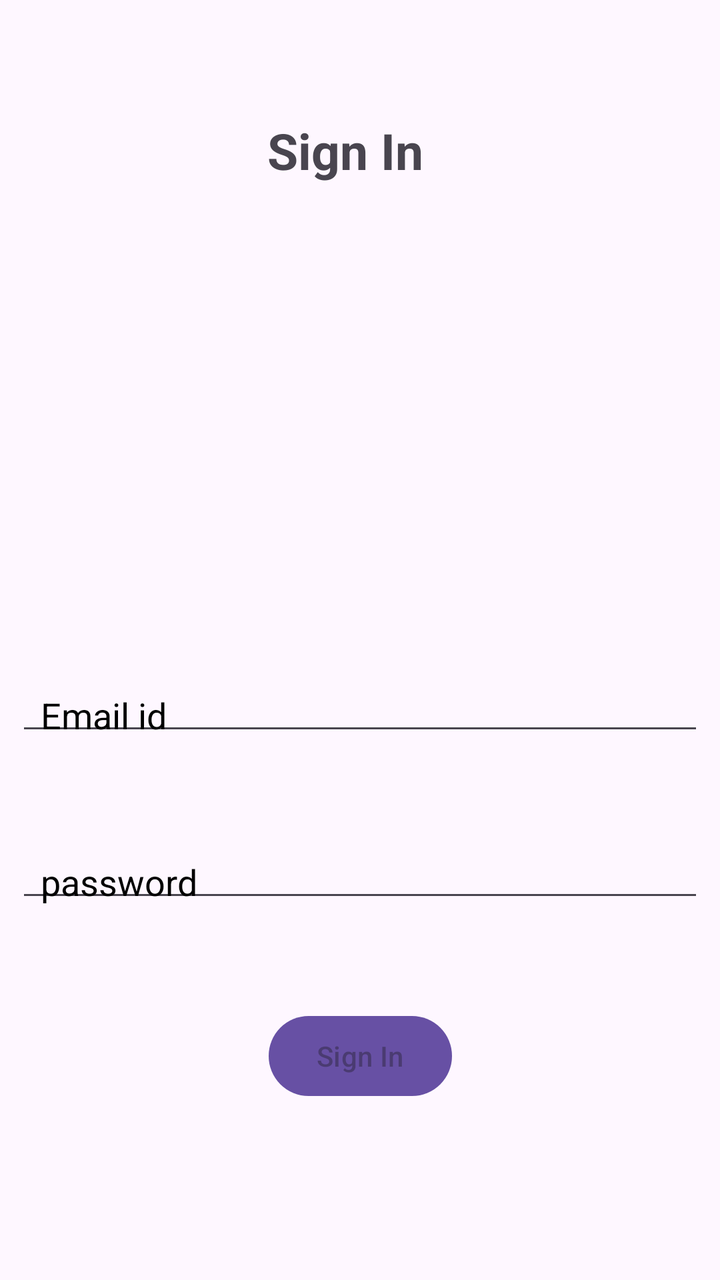
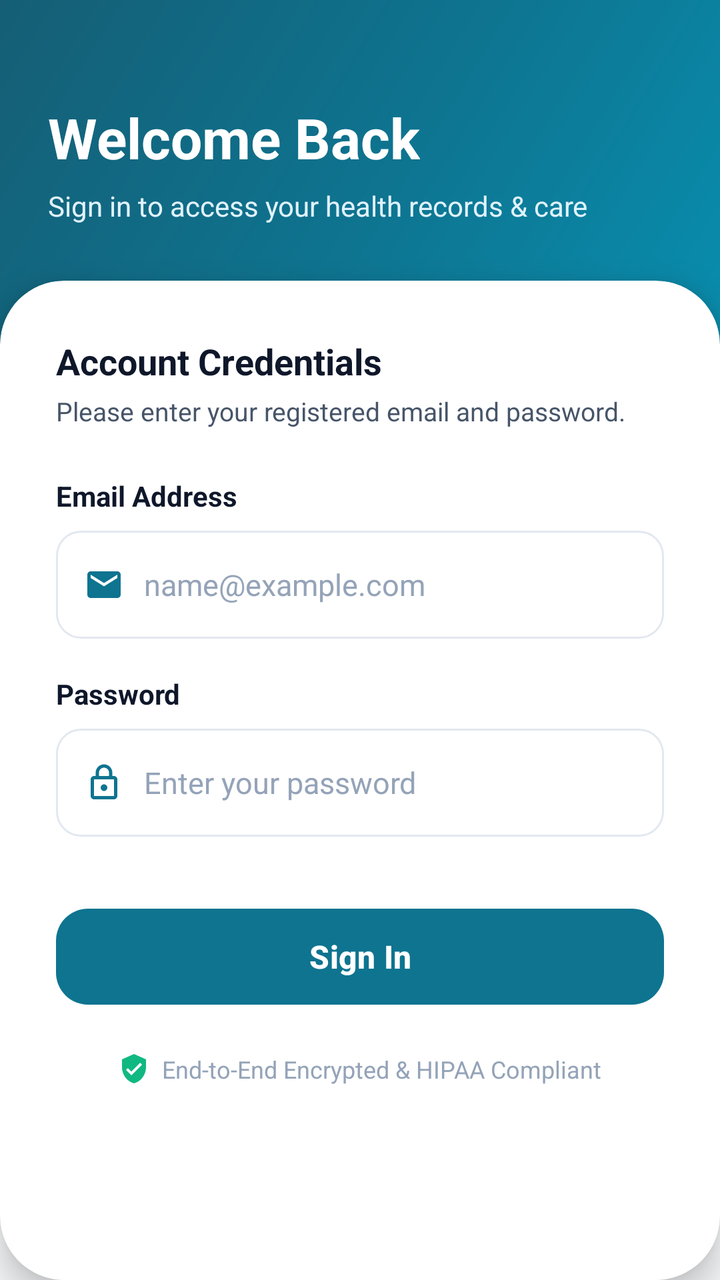

Two renders of the same Android screen: before a commit and after it. Below are the layout's source before the change and the commit's diff.
<!-- AndroidManifest.xml: application theme Theme.CARENEST -->
<!-- res/layout/activity_sign_in.xml -->
<?xml version="1.0" encoding="utf-8"?>
<layout xmlns:tools="http://schemas.android.com/tools"
    xmlns:android="http://schemas.android.com/apk/res/android"
    xmlns:app="http://schemas.android.com/apk/res-auto">
<androidx.constraintlayout.widget.ConstraintLayout
    android:id="@+id/main"
    android:layout_width="match_parent"
    android:layout_height="match_parent"
    tools:context=".Sign_In">

    <TextView
        android:id="@+id/textView3"
        android:layout_width="wrap_content"
        android:layout_height="wrap_content"
        android:text="Sign In"
        android:textSize="25dp"
        android:textStyle="bold"

        app:layout_constraintBottom_toBottomOf="parent"
        app:layout_constraintEnd_toEndOf="parent"
        app:layout_constraintHorizontal_bias="0.474"
        app:layout_constraintStart_toStartOf="parent"
        app:layout_constraintTop_toTopOf="parent"
        app:layout_constraintVertical_bias="0.096" />

    <EditText
        android:id="@+id/Sign_In_email_id"
        android:layout_width="match_parent"
        android:layout_height="wrap_content"
        android:hint=" Email id"
        android:inputType="text"
        android:maxLength="30"
        android:maxLines="1"
        android:layout_marginLeft="8dp"
        android:layout_marginRight="8dp"
        android:paddingLeft="8dp"
        android:paddingBottom="3dp"
        android:paddingTop="3dp"
        android:textColorHint="@color/black"
        app:layout_constraintBottom_toTopOf="@+id/Sign_In_password"
        app:layout_constraintEnd_toEndOf="parent"
        app:layout_constraintHorizontal_bias="0.0"
        app:layout_constraintStart_toStartOf="parent"
        app:layout_constraintTop_toTopOf="parent"
        app:layout_constraintVertical_bias="0.866" />

    <EditText
        android:id="@+id/Sign_In_password"
        android:layout_width="match_parent"
        android:layout_height="wrap_content"
        android:layout_marginBottom="48dp"
        android:textColorHint="@color/black"
        android:hint=" password"
        android:inputType="text"
        android:paddingLeft="8dp"
        android:paddingBottom="3dp"
        android:paddingTop="3dp"
        android:maxLength="30"
        android:maxLines="1"
        android:layout_marginLeft="8dp"
        android:layout_marginRight="8dp"
        app:layout_constraintBottom_toTopOf="@+id/Sign_Up_button"
        app:layout_constraintEnd_toEndOf="parent"
        app:layout_constraintHorizontal_bias="0.0"
        app:layout_constraintStart_toStartOf="parent"
        tools:ignore="TextFields" />

    <Button
        android:id="@+id/Sign_Up_button"
        android:layout_width="wrap_content"
        android:layout_height="wrap_content"
        android:layout_marginBottom="88dp"
        android:hint="Sign In"
        app:layout_constraintBottom_toBottomOf="parent"
        app:layout_constraintEnd_toEndOf="parent"
        app:layout_constraintStart_toStartOf="parent" />

    <ImageView
        android:layout_width="400dp"
        android:layout_height="151dp"
        android:layout_marginTop="120dp"
        android:backgroundTint="@color/black"
        app:layout_constraintTop_toTopOf="parent"
        tools:layout_editor_absoluteX="5dp"
        tools:ignore="MissingConstraints" />

</androidx.constraintlayout.widget.ConstraintLayout>
</layout>
<!-- resources referenced by this layout -->
<resources>
  <color name="black">#FF000000</color>
  <style name="Base.Theme.CARENEST" parent="Theme.Material3.DayNight.NoActionBar">
          
          
      </style>
  <!-- unchanged entries left out for length: 1 -->
</resources>

<!-- the commit's change to res/layout/activity_sign_in.xml (unified diff, before → after) -->
@@ -1,88 +1,207 @@
 <?xml version="1.0" encoding="utf-8"?>
-<layout xmlns:tools="http://schemas.android.com/tools"
-    xmlns:android="http://schemas.android.com/apk/res/android"
-    xmlns:app="http://schemas.android.com/apk/res-auto">
-<androidx.constraintlayout.widget.ConstraintLayout
-    android:id="@+id/main"
-    android:layout_width="match_parent"
-    android:layout_height="match_parent"
-    tools:context=".Sign_In">
-
-    <TextView
-        android:id="@+id/textView3"
-        android:layout_width="wrap_content"
-        android:layout_height="wrap_content"
-        android:text="Sign In"
-        android:textSize="25dp"
-        android:textStyle="bold"
-
-        app:layout_constraintBottom_toBottomOf="parent"
-        app:layout_constraintEnd_toEndOf="parent"
-        app:layout_constraintHorizontal_bias="0.474"
-        app:layout_constraintStart_toStartOf="parent"
-        app:layout_constraintTop_toTopOf="parent"
-        app:layout_constraintVertical_bias="0.096" />
-
-    <EditText
-        android:id="@+id/Sign_In_email_id"
+<layout xmlns:android="http://schemas.android.com/apk/res/android"
+    xmlns:app="http://schemas.android.com/apk/res-auto"
+    xmlns:tools="http://schemas.android.com/tools">
+
+    <androidx.constraintlayout.widget.ConstraintLayout
+        android:id="@+id/main"
         android:layout_width="match_parent"
-        android:layout_height="wrap_content"
-        android:hint=" Email id"
-        android:inputType="text"
-        android:maxLength="30"
-        android:maxLines="1"
-        android:layout_marginLeft="8dp"
-        android:layout_marginRight="8dp"
-        android:paddingLeft="8dp"
-        android:paddingBottom="3dp"
-        android:paddingTop="3dp"
-        android:textColorHint="@color/black"
-        app:layout_constraintBottom_toTopOf="@+id/Sign_In_password"
-        app:layout_constraintEnd_toEndOf="parent"
-        app:layout_constraintHorizontal_bias="0.0"
-        app:layout_constraintStart_toStartOf="parent"
-        app:layout_constraintTop_toTopOf="parent"
-        app:layout_constraintVertical_bias="0.866" />
-
-    <EditText
-        android:id="@+id/Sign_In_password"
-        android:layout_width="match_parent"
-        android:layout_height="wrap_content"
-        android:layout_marginBottom="48dp"
-        android:textColorHint="@color/black"
-        android:hint=" password"
-        android:inputType="text"
-        android:paddingLeft="8dp"
-        android:paddingBottom="3dp"
-        android:paddingTop="3dp"
-        android:maxLength="30"
-        android:maxLines="1"
-        android:layout_marginLeft="8dp"
-        android:layout_marginRight="8dp"
-        app:layout_constraintBottom_toTopOf="@+id/Sign_Up_button"
-        app:layout_constraintEnd_toEndOf="parent"
-        app:layout_constraintHorizontal_bias="0.0"
-        app:layout_constraintStart_toStartOf="parent"
-        tools:ignore="TextFields" />
-
-    <Button
-        android:id="@+id/Sign_Up_button"
-        android:layout_width="wrap_content"
-        android:layout_height="wrap_content"
-        android:layout_marginBottom="88dp"
-        android:hint="Sign In"
-        app:layout_constraintBottom_toBottomOf="parent"
-        app:layout_constraintEnd_toEndOf="parent"
-        app:layout_constraintStart_toStartOf="parent" />
-
-    <ImageView
-        android:layout_width="400dp"
-        android:layout_height="151dp"
-        android:layout_marginTop="120dp"
-        android:backgroundTint="@color/black"
-        app:layout_constraintTop_toTopOf="parent"
-        tools:layout_editor_absoluteX="5dp"
-        tools:ignore="MissingConstraints" />
-
-</androidx.constraintlayout.widget.ConstraintLayout>
+        android:layout_height="match_parent"
+        android:background="@color/background"
+        tools:context=".Sign_In">
+
+        
+        <View
+            android:id="@+id/topHeader"
+            android:layout_width="match_parent"
+            android:layout_height="220dp"
+            android:background="@drawable/bg_gradient_header"
+            app:layout_constraintTop_toTopOf="parent" />
+
+        <TextView
+            android:id="@+id/textView3"
+            android:layout_width="wrap_content"
+            android:layout_height="wrap_content"
+            android:layout_marginStart="24dp"
+            android:layout_marginTop="50dp"
+            android:text="Welcome Back"
+            android:textColor="@color/white"
+            android:textSize="28sp"
+            android:textStyle="bold"
+            app:layout_constraintStart_toStartOf="parent"
+            app:layout_constraintTop_toTopOf="parent" />
+
+        <TextView
+            android:id="@+id/tvSubtitle"
+            android:layout_width="wrap_content"
+            android:layout_height="wrap_content"
+            android:layout_marginStart="24dp"
+            android:layout_marginTop="6dp"
+            android:text="Sign in to access your health records &amp; care"
+            android:textColor="#E0F2FE"
+            android:textSize="14sp"
+            app:layout_constraintStart_toStartOf="parent"
+            app:layout_constraintTop_toBottomOf="@+id/textView3" />
+
+        
+        <androidx.cardview.widget.CardView
+            android:id="@+id/cardSignIn"
+            android:layout_width="match_parent"
+            android:layout_height="0dp"
+            android:layout_marginTop="28dp"
+            app:cardCornerRadius="32dp"
+            app:cardElevation="10dp"
+            app:cardBackgroundColor="@color/surface"
+            app:layout_constraintBottom_toBottomOf="parent"
+            app:layout_constraintTop_toBottomOf="@+id/tvSubtitle">
+
+            <ScrollView
+                android:layout_width="match_parent"
+                android:layout_height="match_parent"
+                android:fillViewport="true">
+
+                <LinearLayout
+                    android:layout_width="match_parent"
+                    android:layout_height="wrap_content"
+                    android:orientation="vertical"
+                    android:padding="28dp">
+
+                    <TextView
+                        android:layout_width="wrap_content"
+                        android:layout_height="wrap_content"
+                        android:text="Account Credentials"
+                        android:textColor="@color/text_primary"
+                        android:textSize="18sp"
+                        android:textStyle="bold" />
+
+                    <TextView
+                        android:layout_width="wrap_content"
+                        android:layout_height="wrap_content"
+                        android:layout_marginTop="4dp"
+                        android:text="Please enter your registered email and password."
+                        android:textColor="@color/text_secondary"
+                        android:textSize="13sp" />
+
+                    
+                    <TextView
+                        android:layout_width="wrap_content"
+                        android:layout_height="wrap_content"
+                        android:layout_marginTop="24dp"
+                        android:text="Email Address"
+                        android:textColor="@color/text_primary"
+                        android:textSize="14sp"
+                        android:textStyle="bold" />
+
+                    <LinearLayout
+                        android:layout_width="match_parent"
+                        android:layout_height="54dp"
+                        android:layout_marginTop="8dp"
+                        android:background="@drawable/bg_input_field"
+                        android:gravity="center_vertical"
+                        android:orientation="horizontal"
+                        android:paddingHorizontal="14dp">
+
+                        <ImageView
+                            android:layout_width="20dp"
+                            android:layout_height="20dp"
+                            android:src="@drawable/ic_email"
+                            app:tint="@color/primary" />
+
+                        <EditText
+                            android:id="@+id/Sign_In_email_id"
+                            android:layout_width="match_parent"
+                            android:layout_height="match_parent"
+                            android:layout_marginStart="10dp"
+                            android:background="@null"
+                            android:hint="name@example.com"
+                            android:inputType="textEmailAddress"
+                            android:maxLength="40"
+                            android:maxLines="1"
+                            android:textColor="@color/text_primary"
+                            android:textColorHint="@color/text_hint"
+                            android:textSize="15sp" />
+                    </LinearLayout>
+
+                    
+                    <TextView
+                        android:layout_width="wrap_content"
+                        android:layout_height="wrap_content"
+                        android:layout_marginTop="18dp"
+                        android:text="Password"
+                        android:textColor="@color/text_primary"
+                        android:textSize="14sp"
+                        android:textStyle="bold" />
+
+                    <LinearLayout
+                        android:layout_width="match_parent"
+                        android:layout_height="54dp"
+                        android:layout_marginTop="8dp"
+                        android:background="@drawable/bg_input_field"
+                        android:gravity="center_vertical"
+                        android:orientation="horizontal"
+                        android:paddingHorizontal="14dp">
+
+                        <ImageView
+                            android:layout_width="20dp"
+                            android:layout_height="20dp"
+                            android:src="@drawable/ic_lock"
+                            app:tint="@color/primary" />
+
+                        <EditText
+                            android:id="@+id/Sign_In_password"
+                            android:layout_width="match_parent"
+                            android:layout_height="match_parent"
+                            android:layout_marginStart="10dp"
+                            android:background="@null"
+                            android:hint="Enter your password"
+                            android:inputType="textPassword"
+                            android:maxLength="30"
+                            android:maxLines="1"
+                            android:textColor="@color/text_primary"
+                            android:textColorHint="@color/text_hint"
+                            android:textSize="15sp" />
+                    </LinearLayout>
+
+                    
+                    <com.google.android.material.button.MaterialButton
+                        android:id="@+id/Sign_Up_button"
+                        android:layout_width="match_parent"
+                        android:layout_height="56dp"
+                        android:layout_marginTop="32dp"
+                        android:text="Sign In"
+                        android:textColor="@color/white"
+                        android:textSize="16sp"
+                        android:textStyle="bold"
+                        app:cornerRadius="16dp"
+                        app:backgroundTint="@color/primary"
+                        app:elevation="4dp" />
+
+                    
+                    <LinearLayout
+                        android:layout_width="match_parent"
+                        android:layout_height="wrap_content"
+                        android:orientation="horizontal"
+                        android:gravity="center"
+                        android:layout_marginTop="20dp">
+
+                        <ImageView
+                            android:layout_width="16dp"
+                            android:layout_height="16dp"
+                            android:src="@drawable/ic_shield"
+                            app:tint="@color/accent_emerald" />
+
+                        <TextView
+                            android:layout_width="wrap_content"
+                            android:layout_height="wrap_content"
+                            android:layout_marginStart="6dp"
+                            android:text="End-to-End Encrypted &amp; HIPAA Compliant"
+                            android:textColor="@color/text_muted"
+                            android:textSize="12sp" />
+                    </LinearLayout>
+
+                </LinearLayout>
+            </ScrollView>
+        </androidx.cardview.widget.CardView>
+
+    </androidx.constraintlayout.widget.ConstraintLayout>
 </layout>
<!-- resource entries referenced after the edit -->
@@ -1,10 +1,95 @@
 <!-- resources referenced by this layout -->
 <resources>
-  <color name="black">#FF000000</color>
+  <color name="accent_emerald">#10B981</color>
+  <color name="background">#F8FAFC</color>
+  <color name="primary">#0E7490</color>
+  <color name="surface">#FFFFFF</color>
+  <color name="text_hint">#94A3B8</color>
+  <color name="text_muted">#94A3B8</color>
+  <color name="text_primary">#0F172A</color>
+  <color name="text_secondary">#475569</color>
+  <color name="white">#FFFFFF</color>
+  <!-- drawable bg_gradient_header (drawable) -->
+  <?xml version="1.0" encoding="utf-8"?>
+  <shape xmlns:android="http://schemas.android.com/apk/res/android">
+      <gradient
+          android:angle="135"
+          android:startColor="#0891B2"
+          android:centerColor="#0E7490"
+          android:endColor="#155E75"
+          android:type="linear"/>
+  </shape>
+  <!-- drawable bg_input_field (drawable) -->
+  <?xml version="1.0" encoding="utf-8"?>
+  <shape xmlns:android="http://schemas.android.com/apk/res/android">
+      <solid android:color="@color/surface"/>
+      <corners android:radius="12dp"/>
+      <stroke
+          android:width="1dp"
+          android:color="@color/divider"/>
+  </shape>
+  <!-- drawable ic_email (drawable) -->
+  <vector xmlns:android="http://schemas.android.com/apk/res/android"
+      android:width="24dp"
+      android:height="24dp"
+      android:viewportWidth="24"
+      android:viewportHeight="24">
+      <path
+          android:fillColor="@color/text_secondary"
+          android:pathData="M20,4H4C2.9,4 2.01,4.9 2.01,6L2,18c0,1.1 0.9,2 2,2h16c1.1,0 2,-0.9 2,-2V6C22,4.9 21.1,4 20,4zM20,8l-8,5 -8,-5V6l8,5 8,-5V8z"/>
+  </vector>
+  <!-- drawable ic_lock (drawable) -->
+  <vector xmlns:android="http://schemas.android.com/apk/res/android"
+      android:width="24dp"
+      android:height="24dp"
+      android:viewportWidth="24"
+      android:viewportHeight="24">
+      <path
+          android:fillColor="@color/text_secondary"
+          android:pathData="M18,8h-1V6c0,-2.76 -2.24,-5 -5,-5S7,3.24 7,6v2H6c-1.1,0 -2,0.9 -2,2v10c0,1.1 0.9,2 2,2h12c1.1,0 2,-0.9 2,-2V10C20,8.9 19.1,8 18,8zM9,6c0,-1.66 1.34,-3 3,-3s3,1.34 3,3v2H9V6zM18,20H6V10h12V20zM12,17c1.1,0 2,-0.9 2,-2s-0.9,-2 -2,-2 -2,0.9 -2,2 0.9,2 2,2z"/>
+  </vector>
+  <!-- drawable ic_shield (drawable) -->
+  <vector xmlns:android="http://schemas.android.com/apk/res/android"
+      android:width="24dp"
+      android:height="24dp"
+      android:viewportWidth="24"
+      android:viewportHeight="24">
+      <path
+          android:fillColor="@color/accent_emerald"
+          android:pathData="M12,1L3,5v6c0,5.55 3.84,10.74 9,12 5.16,-1.26 9,-6.45 9,-12V5l-9,-4zm-2,16l-4,-4 1.41,-1.41L10,14.17l6.59,-6.59L18,9l-8,8z"/>
+  </vector>
+  <color name="divider">#E2E8F0</color>
   <style name="Base.Theme.CARENEST" parent="Theme.Material3.DayNight.NoActionBar">
           
+          <item name="colorPrimary">@color/primary</item>
+          <item name="colorOnPrimary">@color/white</item>
+          <item name="colorPrimaryContainer">@color/primary_container</item>
+          <item name="colorOnPrimaryContainer">@color/on_primary_container</item>
+  
+          <item name="colorSecondary">@color/secondary</item>
+          <item name="colorOnSecondary">@color/white</item>
+          <item name="colorSecondaryContainer">@color/secondary_container</item>
+          <item name="colorOnSecondaryContainer">@color/on_secondary_container</item>
+  
+          <item name="android:colorBackground">@color/background</item>
+          <item name="colorSurface">@color/surface</item>
+          <item name="colorOnSurface">@color/text_primary</item>
+          <item name="colorSurfaceVariant">@color/surface_variant</item>
+          <item name="colorOnSurfaceVariant">@color/text_secondary</item>
+  
+          <item name="colorOutline">@color/divider</item>
+  
           
+          <item name="android:statusBarColor">@color/surface</item>
+          <item name="android:windowLightStatusBar">true</item>
+          <item name="android:navigationBarColor">@color/surface</item>
       </style>
+  <color name="primary_container">#E0F2FE</color>
+  <color name="on_primary_container">#0C4A6E</color>
+  <color name="secondary">#0284C7</color>
+  <color name="secondary_container">#BAE6FD</color>
+  <color name="on_secondary_container">#0369A1</color>
+  <color name="surface_variant">#F1F5F9</color>
   <!-- unchanged entries left out for length: 1 -->
 </resources>
 
